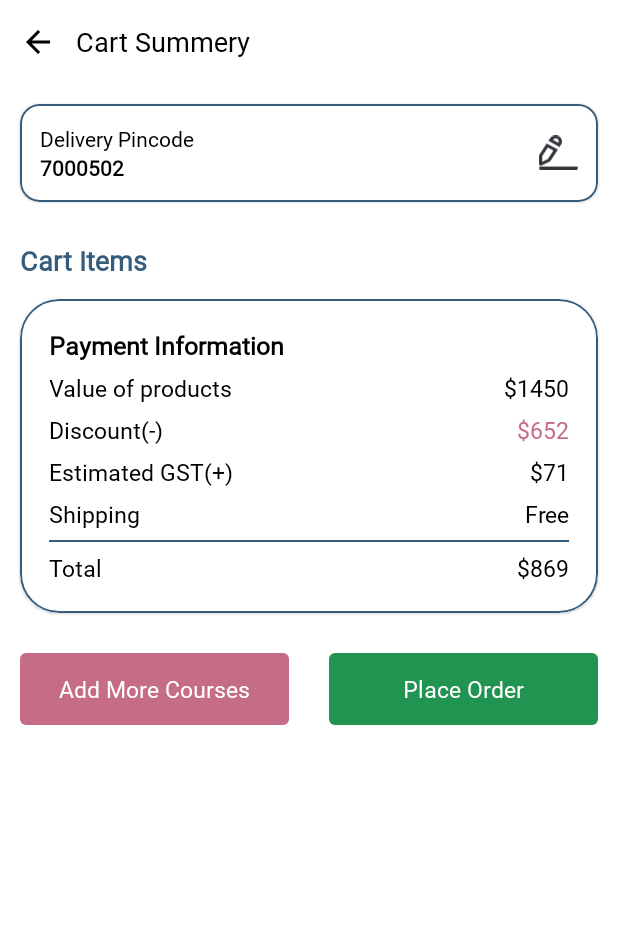
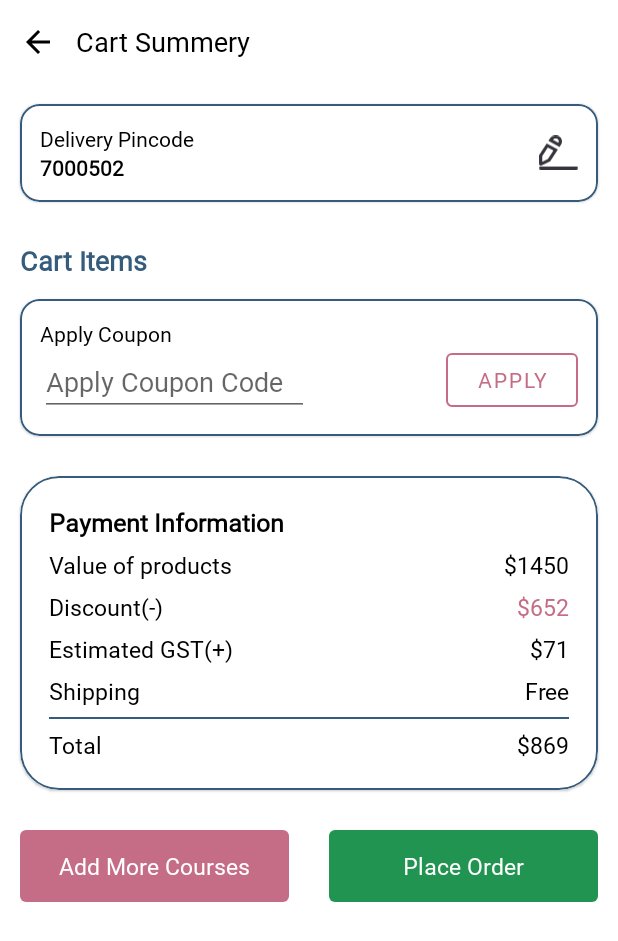
Before and after one commit to bihim/SPRobotics, an Android app: the CartActivity screen opened directly, with no data from a screen before it, on a phone screen of 412 x 824 dp. Shown: the top 941 px of the screen. Run offline under Robolectric (Android 15) with nearby library versions, the phone set to English and light mode, and no system bars; our stand-ins replace sdp/ssp sizes.

Commit message:
dashboard done

```diff
--- a/app/build.gradle
+++ b/app/build.gradle
@@ -64,4 +64,8 @@ dependencies {
 
     implementation 'com.github.mayuce:LottieAlertDialog:1.1'
     ////
+    //Banner Slider
+    implementation 'com.github.smarteist:autoimageslider:1.4.0'
+    //Video Player
+    implementation 'com.devbrackets.android:exomedia:4.0.0'
 }
--- a/app/src/main/AndroidManifest.xml
+++ b/app/src/main/AndroidManifest.xml
@@ -13,6 +13,7 @@
         android:label="@string/app_name"
         android:roundIcon="@mipmap/ic_launcher_round"
         android:supportsRtl="true"
+        android:usesCleartextTraffic="true"
         android:theme="@style/Theme.SPRobotics">
         <activity
             android:name=".view.activity.CartActivity"
--- a/app/src/main/java/com/sprobotics/view/activity/CartActivity.java
+++ b/app/src/main/java/com/sprobotics/view/activity/CartActivity.java
@@ -8,6 +8,8 @@ import com.sprobotics.R;
 
 public class CartActivity extends AppCompatActivity {
 
+
+
     @Override
     protected void onCreate(Bundle savedInstanceState) {
         super.onCreate(savedInstanceState);
--- a/app/src/main/res/drawable/ic_cart.xml
+++ b/app/src/main/res/drawable/ic_cart.xml
@@ -5,11 +5,11 @@
     android:viewportHeight="42">
   <path
       android:pathData="M12.9,7l-0.5,-2.47A5.49,5.49 0,0 0,7 0H2.64A2.6,2.6 0,0 0,0 2.24,2.5 2.5,0 0,0 2.5,5H7a0.51,0.51 0,0 1,0.5 0.47l4.29,21.21a5,5 0,0 0,5.27 4L35.69,29.3A5,5 0,0 0,40.27 25L42,12.68A5,5 0,0 0,37 7Z"
-      android:fillColor="@color/color1"/>
+      android:fillColor="@color/colors1"/>
   <path
       android:pathData="M15,38m-4,0a4,4 0,1 1,8 0a4,4 0,1 1,-8 0"
-      android:fillColor="@color/color1"/>
+      android:fillColor="@color/colors1"/>
   <path
       android:pathData="M33,38m-4,0a4,4 0,1 1,8 0a4,4 0,1 1,-8 0"
-      android:fillColor="@color/color1"/>
+      android:fillColor="@color/colors1"/>
 </vector>
--- a/app/src/main/res/drawable/ic_notification.xml
+++ b/app/src/main/res/drawable/ic_notification.xml
@@ -4,9 +4,9 @@
     android:viewportWidth="32"
     android:viewportHeight="32">
   <path
-      android:fillColor="@color/color1"
+      android:fillColor="@color/colors4"
       android:pathData="M26.8,25H5.2c-0.8,0 -1.5,-0.4 -1.9,-1.1c-0.4,-0.7 -0.3,-1.5 0.1,-2.2L4.5,20c1.8,-2.7 2.7,-5.8 2.7,-9c0,-3.7 2.4,-7.1 5.9,-8.3C13.7,1.6 14.8,1 16,1s2.3,0.6 2.9,1.7c3.5,1.2 5.9,4.6 5.9,8.3c0,3.2 0.9,6.3 2.7,9l1.1,1.7c0.4,0.7 0.5,1.5 0.1,2.2C28.4,24.6 27.6,25 26.8,25z"/>
   <path
-      android:fillColor="@color/color1"
+      android:fillColor="@color/colors4"
       android:pathData="M11.1,27c0.5,2.3 2.5,4 4.9,4s4.4,-1.7 4.9,-4H11.1z"/>
 </vector>
--- a/app/src/main/res/layout/activity_cart.xml
+++ b/app/src/main/res/layout/activity_cart.xml
@@ -111,6 +111,62 @@
             app:layoutManager="androidx.recyclerview.widget.LinearLayoutManager"
             android:orientation="vertical"
             tools:listitem="@layout/recyclerview_cart"/>
+
+        <com.google.android.material.card.MaterialCardView
+            android:layout_width="match_parent"
+            android:layout_height="wrap_content"
+            android:layout_margin="@dimen/_10sdp"
+            app:cardCornerRadius="@dimen/_10sdp"
+            app:strokeColor="@color/color1"
+            app:strokeWidth="@dimen/_1sdp">
+
+            <LinearLayout
+                android:layout_width="match_parent"
+                android:layout_height="match_parent"
+                android:layout_margin="@dimen/_10sdp"
+                android:orientation="horizontal">
+
+                <LinearLayout
+                    android:layout_width="0dp"
+                    android:layout_height="match_parent"
+                    android:layout_weight="1"
+                    android:orientation="vertical">
+
+                    <TextView
+                        android:layout_width="wrap_content"
+                        android:layout_height="wrap_content"
+                        android:text="Apply Coupon"
+                        android:textColor="@color/black" />
+
+                    <EditText
+                        android:id="@+id/cart_coupon"
+                        android:layout_width="match_parent"
+                        android:layout_height="wrap_content"
+                        android:hint="Apply Coupon Code"/>
+
+                </LinearLayout>
+
+                <LinearLayout
+                    android:layout_width="0dp"
+                    android:layout_height="match_parent"
+                    android:layout_weight="1"
+                    android:gravity="end|bottom"
+                    android:orientation="vertical">
+
+                    <com.google.android.material.button.MaterialButton
+                        android:id="@+id/cart_apply"
+                        android:layout_width="wrap_content"
+                        android:layout_height="wrap_content"
+                        style="@style/Widget.MaterialComponents.Button.OutlinedButton"
+                        android:text="Apply"
+                        app:strokeColor="@color/color3"
+                        android:scaleType="fitCenter" />
+
+                </LinearLayout>
+
+
+            </LinearLayout>
+        </com.google.android.material.card.MaterialCardView>
 
 
         <com.google.android.material.card.MaterialCardView
--- a/app/src/main/res/layout/bottomsheet_countrycode_picker.xml
+++ b/app/src/main/res/layout/bottomsheet_countrycode_picker.xml
@@ -52,7 +52,7 @@
         android:enabled="false"
         android:textColor="@color/white"
         app:iconTint="@color/white"
-        android:backgroundTint="@color/color3"
+        android:backgroundTint="@color/colors4"
         app:icon="@drawable/ic_forward"
         app:iconGravity="textEnd"/>
     <TextView
--- a/app/src/main/res/layout/bottomsheet_email_picker.xml
+++ b/app/src/main/res/layout/bottomsheet_email_picker.xml
@@ -50,6 +50,7 @@
         android:layout_height="wrap_content"
         android:text="Continue"
         android:textColor="@color/white"
+        android:backgroundTint="@color/colors4"
         app:icon="@drawable/ic_forward"
         app:iconGravity="textEnd" />
 
--- a/app/src/main/res/layout/bottomsheet_otp_picker.xml
+++ b/app/src/main/res/layout/bottomsheet_otp_picker.xml
@@ -56,7 +56,7 @@
         android:enabled="false"
         android:textColor="@color/white"
         app:iconTint="@color/white"
-        android:backgroundTint="@color/color3"
+        android:backgroundTint="@color/colors4"
         app:icon="@drawable/ic_forward"
         app:iconGravity="textEnd"/>
 
--- a/app/src/main/res/layout/recyclerview_cart.xml
+++ b/app/src/main/res/layout/recyclerview_cart.xml
@@ -131,7 +131,7 @@
                         android:layout_width="wrap_content"
                         android:layout_height="wrap_content"
                         android:src="@drawable/ic_delete"
-                        android:tint="@color/color3"
+                        app:tint="@color/colors4"
                         android:background="?selectableItemBackground"
                         android:padding="@dimen/_10sdp"/>
                 </LinearLayout>
```
Also changed, not shown: app/src/main/java/com/sprobotics/adapter/VideoCarouselAdapter.java (added, +80 -0 lines), app/src/main/java/com/sprobotics/view/fragment/HomeFragment.java (+9 -0 lines), app/src/main/res/layout/activity_billing.xml (+9 -10 lines), app/src/main/res/layout/activity_course_details.xml (+4 -4 lines), app/src/main/res/layout/fragment_home.xml (+43 -3 lines), app/src/main/res/layout/recyclerview_course.xml (+3 -5 lines), app/src/main/res/layout/recyclerview_video_carousel.xml (added, +61 -0 lines), app/src/main/res/values/colors.xml (+8 -1 lines).
